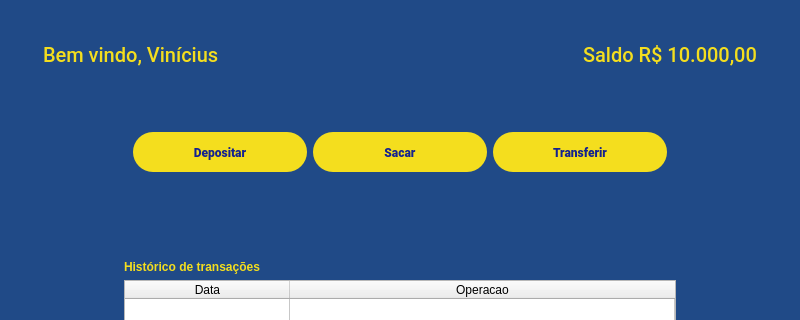
This is ui/tela_dashboard.ui in nomevini/banco_do_brasil as Qt 5 draws it before an edit; both pictures show x 0 to 800 and y 0 to 320 of the 800 by 600 pixel window. The edited form follows.
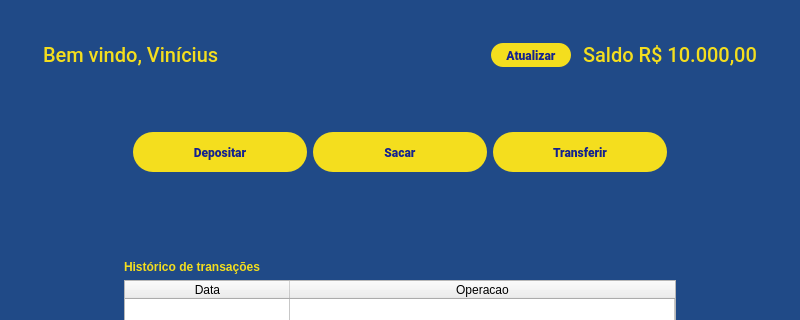
This is the edited form. Icons and pictures are not drawn.

Commit message: add refresh button

```diff
--- a/ui/tela_dashboard.ui
+++ b/ui/tela_dashboard.ui
@@ -69,7 +69,7 @@
        <number>20</number>
       </property>
       <item>
-       <widget class="QFrame" name="">
+       <widget class="QFrame" name="frame">
         <property name="sizePolicy">
          <sizepolicy hsizetype="Preferred" vsizetype="Maximum">
           <horstretch>0</horstretch>
@@ -103,6 +103,70 @@
            </property>
           </widget>
          </item>
+         <item>
+          <spacer name="horizontalSpacer_3">
+           <property name="orientation">
+            <enum>Qt::Horizontal</enum>
+           </property>
+           <property name="sizeType">
+            <enum>QSizePolicy::Maximum</enum>
+           </property>
+           <property name="sizeHint" stdset="0">
+            <size>
+             <width>261</width>
+             <height>20</height>
+            </size>
+           </property>
+          </spacer>
+         </item>
+         <item>
+          <widget class="QPushButton" name="pushButton_atualizar">
+           <property name="sizePolicy">
+            <sizepolicy hsizetype="Maximum" vsizetype="Maximum">
+             <horstretch>0</horstretch>
+             <verstretch>0</verstretch>
+            </sizepolicy>
+           </property>
+           <property name="maximumSize">
+            <size>
+             <width>80</width>
+             <height>30</height>
+            </size>
+           </property>
+           <property name="font">
+            <font>
+             <family>Roboto Black</family>
+            </font>
+           </property>
+           <property name="cursor">
+            <cursorShape>PointingHandCursor</cursorShape>
+           </property>
+           <property name="autoFillBackground">
+            <bool>false</bool>
+           </property>
+           <property name="styleSheet">
+            <string notr="true">#pushButton_atualizar { 
+	border: none;
+	background-color: #F4DE1E;
+	border-radius: 12px;
+	color: rgb(20, 34, 143);
+}</string>
+           </property>
+           <property name="text">
+            <string>Atualizar</string>
+           </property>
+           <property name="icon">
+            <iconset>
+             <normaloff>../client/pages/dashboard/icons/icons8-refresh.svg</normaloff>../client/pages/dashboard/icons/icons8-refresh.svg</iconset>
+           </property>
+           <property name="iconSize">
+            <size>
+             <width>16</width>
+             <height>16</height>
+            </size>
+           </property>
+          </widget>
+         </item>
          <item alignment="Qt::AlignRight">
           <widget class="QLabel" name="label_saldo">
            <property name="font">
```
Left out of the diff: 20 changed lines with no effect on the pictures. The commit also changes 4 other files.
